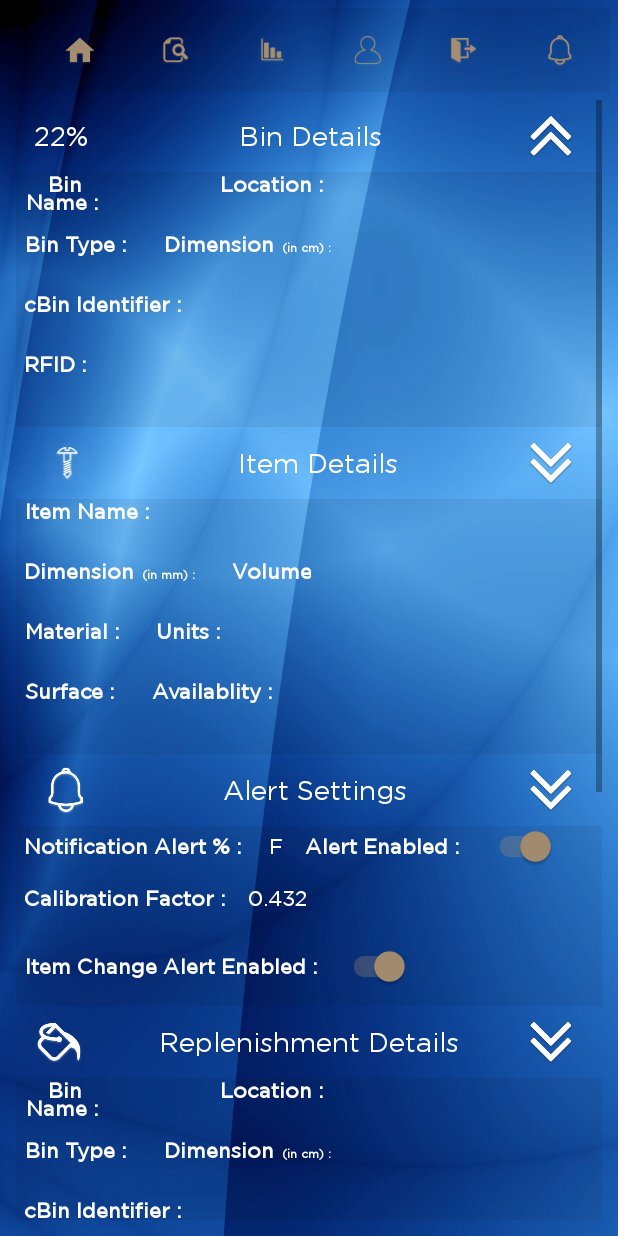
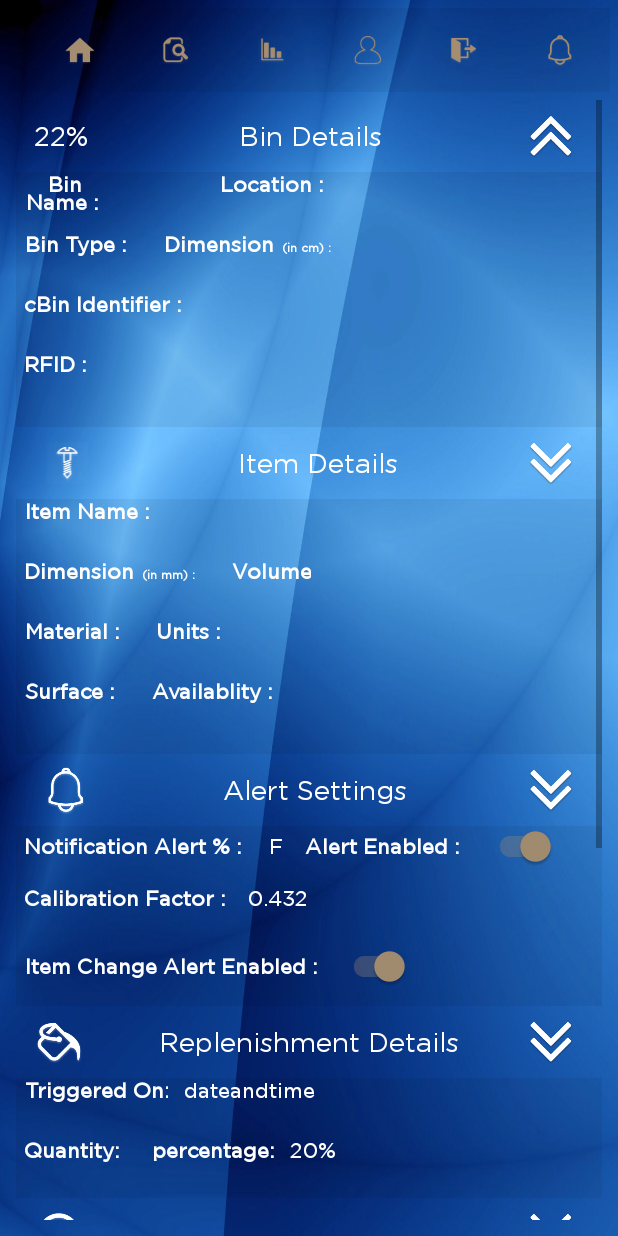
Before and after one commit to samasys-software/montecito, an Android app: the ItemBinDetails screen opened directly, with no data from a screen before it, on a phone screen of 412 x 824 dp. Run offline under Robolectric (Android 15) with nearby library versions, the phone set to English and light mode, and no system bars; libraries missing offline, so code that uses them is left out: com.github.aakira.expandablelayout; plain views replace ExpandableRelativeLayout; 2 statements that could not run were skipped.

Commit message:
SetText  for ReplenishmentTask and UseProfile

```diff
--- a/Android/app/src/main/java/com/montecito/samayu/dto/ItemBinDetailsDTO.java
+++ b/Android/app/src/main/java/com/montecito/samayu/dto/ItemBinDetailsDTO.java
@@ -17,6 +17,17 @@ public class ItemBinDetailsDTO {
     private String currDevice;
     private String lastReading;
     private List<ReplenishmentsDTO> replenishments;
+
+
+    public ReplenishmentTaskDTO getReplishmentTask() {
+        return replishmentTask;
+    }
+
+    public void setReplishmentTask(ReplenishmentTaskDTO replishmentTask) {
+        this.replishmentTask = replishmentTask;
+    }
+
+    private ReplenishmentTaskDTO replishmentTask;
     private boolean itemAlert, stockAlert, active;
     private List<DeviceHistoryDTO> deviceHistory;
 
--- a/Android/app/src/main/java/com/montecito/samayu/dto/UserProfileDTO.java
+++ b/Android/app/src/main/java/com/montecito/samayu/dto/UserProfileDTO.java
@@ -5,6 +5,12 @@ package com.montecito.samayu.dto;
  */
 
 public class UserProfileDTO {
+
+
+    private String _id;
+    private String role;
+   private String name;
+
     public String get_id() {
         return _id;
     }
@@ -12,13 +18,6 @@ public class UserProfileDTO {
     public void set_id(String _id) {
         this._id = _id;
     }
-
-    private String _id;
-    private String role;
-   private String name;
-
-
-
 
     public String getRole() {
         return role;
@@ -28,7 +27,6 @@ public class UserProfileDTO {
         this.role = role;
     }
 
-
     public String getName() {
         return name;
     }
@@ -37,18 +35,5 @@ public class UserProfileDTO {
         this.name = name;
     }
 
-    public String getLastName() {
-        return lastName;
-    }
-
-    public void setLastName(String lastName) {
-        this.lastName = lastName;
-    }
-
-    private String lastName;
-
-
-
-
 
 }
--- a/Android/app/src/main/java/com/montecito/samayu/service/MontecitoService.java
+++ b/Android/app/src/main/java/com/montecito/samayu/service/MontecitoService.java
@@ -55,7 +55,7 @@ public interface MontecitoService {
     @POST("api/itembins/{itemBinId}/stockalert")
     public Call<ItemBinDetailsDTO> StockAlert(@Path("itemBinId") String itemBinId,@Body boolean changeStatus,@Header("Authorization") String token);
 
-    @GET("http://localhost:3000/api/users/me")
+    @GET("api/users/me")
     public Call<UserProfileDTO> getUserProfile(@Header("Authorization") String token);
 
 
--- a/Android/app/src/main/java/com/montecito/samayu/ui/ItemBinDetails.java
+++ b/Android/app/src/main/java/com/montecito/samayu/ui/ItemBinDetails.java
@@ -67,6 +67,7 @@ public class ItemBinDetails extends MontecitoBaseActivity {
             public void onResponse(Call<ItemBinDetailsDTO> call, Response<ItemBinDetailsDTO> response) {
                 if(response.isSuccessful()){
                     binItems=response.body();
+
                 }
             }
 
@@ -247,6 +248,14 @@ public class ItemBinDetails extends MontecitoBaseActivity {
     public void replenishmentDetails(){
         ReplenishmentDetailsLayout = (ExpandableRelativeLayout) findViewById(R.id.ReplenishmentDetailsLayout);
         ReplenishmentDetailsLayout.toggle(); // toggle expand and collapse
+        TextView triggerOn=(TextView)findViewById(R.id.triggeredOn);
+        TextView quantity=(TextView)findViewById(R.id.quantity);
+        TextView replenishmentStatus=(TextView)findViewById(R.id.percentage);
+        if(binItems!=null) {
+            triggerOn.setText(String.valueOf(binItems.getReplishmentTask().getCreated()));
+            quantity.setText(binItems.getReplishmentTask().getTrigger());
+            replenishmentStatus.setText((binItems.getReplishmentTask().getTrigger() / binItems.getThresold().getMax()*100)+"%");
+        }
 
         if(ReplenishmentDetailsLayout.isExpanded())
         {
@@ -256,12 +265,12 @@ public class ItemBinDetails extends MontecitoBaseActivity {
         {
             replenishmentDetailsButton.setImageResource(R.drawable.uparrow);
         }
+
     }
 
     public void replenishmentHistoryDetails(){
         ReplenishmentHistoryLayout = (ExpandableRelativeLayout) findViewById(R.id.ReplenishmentHistoryLayout);
         ReplenishmentHistoryLayout.toggle(); // toggle expand and collapse
-
         if(ReplenishmentHistoryLayout.isExpanded())
         {
             replenishmentHistoryButton.setImageResource(R.drawable.downarrow);
--- a/Android/app/src/main/java/com/montecito/samayu/ui/UserProfile.java
+++ b/Android/app/src/main/java/com/montecito/samayu/ui/UserProfile.java
@@ -69,8 +69,7 @@ public class UserProfile extends MontecitoBaseActivity {
                     userProfile=response.body();
                     String userId=userProfile.get_id();
                     System.out.print(userId);
-
-
+                    setUserProfile();
                 }
             }
 
@@ -80,7 +79,7 @@ public class UserProfile extends MontecitoBaseActivity {
             }
         });
 
-        setUserProfile();
+
     }
     public void changePassword() {
         changePasswordLayout = (ExpandableRelativeLayout) findViewById(R.id.ChangePasswordDetailsLayout);
@@ -154,15 +153,14 @@ public class UserProfile extends MontecitoBaseActivity {
          ImageView userImage=(ImageView)findViewById(R.id.userImage);
          TextView name=(TextView)findViewById(R.id.userName);
          TextView firstName=(TextView)findViewById(R.id.userFirstName);
-         TextView lastName=(TextView)findViewById(R.id.userLastName);
-         TextView dob=(TextView)findViewById(R.id.userDateOfBirth);
+       //  TextView lastName=(TextView)findViewById(R.id.userLastName);
+       //TextView dob=(TextView)findViewById(R.id.userDateOfBirth);-->
          TextView designation=(TextView)findViewById(R.id.userDesignation);
-         //UserProfileDTO userProfile= SessionInfo.getInstance().getUserProfile();
          if(userProfile!=null) {
-             name.setText(userProfile.getName());
+            // name.setText(userProfile.getName());
              firstName.setText(userProfile.getName());
-             lastName.setText(userProfile.getName());
-             // dob.setText(userProfile.getDob());
+           //  lastName.setText(userProfile.getName());
+            // dob.setText("null");
 
              designation.setText(userProfile.getRole());
 
--- a/Android/app/src/main/res/layout/activity_item_bin_details.xml
+++ b/Android/app/src/main/res/layout/activity_item_bin_details.xml
@@ -200,7 +200,8 @@
 
             <include
                 android:id="@+id/bin"
-                layout="@layout/activity_bin_details"/>
+                layout="@layout/binitem_replenishment_history"/>
+
 
         </com.github.aakira.expandablelayout.ExpandableRelativeLayout>
 
@@ -248,7 +249,8 @@
 
             <include
                 android:id="@+id/item"
-                layout="@layout/activity_item_details"/>
+                layout="@layout/activity_bin_details"/>
+
 
         </com.github.aakira.expandablelayout.ExpandableRelativeLayout>
 
--- a/Android/app/src/main/res/layout/activity_user_profile.xml
+++ b/Android/app/src/main/res/layout/activity_user_profile.xml
@@ -33,6 +33,7 @@
             android:gravity="center_horizontal"
             android:layout_marginTop="10dp"
             android:textColor="@color/name"
+            android:visibility="gone"
             android:layout_below="@+id/userImage"
             android:text="Ramji Rengarajan"/>
 
@@ -60,7 +61,7 @@
             android:layout_width="match_parent"
             android:layout_height="wrap_content"
             android:id="@+id/firstNameHint"
-            android:text="First Name"
+            android:text="Name"
             android:layout_marginTop="10dp"
             android:textColor="@color/name"
            />
@@ -72,6 +73,7 @@
             android:text="Last Name"
             android:textColor="@color/name"
             android:layout_marginTop="10dp"
+            android:visibility="gone"
             android:layout_below="@+id/firstNameHint"/>
         <TextView
             android:id="@+id/dopHint"
@@ -79,6 +81,7 @@
             android:layout_height="wrap_content"
             android:text="Date Of Birth"
             android:textColor="@color/name"
+            android:visibility="gone"
             android:layout_marginTop="10dp"
             android:layout_below="@+id/lastNameHint"/>
         <TextView
@@ -108,12 +111,14 @@
                 android:layout_height="wrap_content"
                 android:text=":"
                 android:textColor="@color/name"
+                android:visibility="gone"
                 android:layout_marginTop="10dp"
                 />
             <TextView
                 android:layout_width="match_parent"
                 android:layout_height="wrap_content"
                 android:text=":"
+                android:visibility="gone"
                 android:textColor="@color/name"
                 android:layout_marginTop="10dp"
                 />
@@ -144,6 +149,7 @@
                 android:layout_height="wrap_content"
                 android:text="Rengarajan"
                 android:layout_weight="5"
+                android:visibility="gone"
                 android:layout_marginTop="10dp"
                 android:textColor="@color/name"
                 android:id="@+id/userLastName"/>
@@ -152,6 +158,7 @@
                 android:layout_height="wrap_content"
                 android:text="01-JAN-1989"
                 android:layout_weight="5"
+                android:visibility="gone"
                 android:textColor="@color/name"
                 android:layout_marginTop="10dp"
                 android:id="@+id/userDateOfBirth"/>
--- /dev/null
+++ b/Android/app/src/main/res/layout/binitem_replenishment_history.xml
@@ -0,0 +1,82 @@
+<?xml version="1.0" encoding="utf-8"?>
+<android.support.constraint.ConstraintLayout
+    xmlns:android="http://schemas.android.com/apk/res/android" android:layout_width="match_parent"
+    android:layout_height="match_parent">
+<RelativeLayout
+    android:layout_width="match_parent"
+    android:layout_height="80sp"
+    android:background="#10000000">
+   <LinearLayout
+       android:layout_width="match_parent"
+       android:layout_height="40sp"
+       android:orientation="horizontal"
+       android:id="@+id/triggeredOnLayout">
+       <TextView
+           android:layout_height="wrap_content"
+           android:layout_width="wrap_content"
+           android:text="Triggered On:"
+           android:textStyle="bold"
+           android:textColor="@color/name"
+           android:layout_marginLeft="5dp"
+           android:layout_marginRight="5dp"
+           android:gravity="center"/>
+       <TextView
+           android:id="@+id/triggeredOn"
+           android:layout_width="wrap_content"
+           android:layout_height="wrap_content"
+           android:layout_marginLeft="5dp"
+           android:layout_marginRight="5dp"
+           android:text="dateandtime"
+           android:textColor="@color/name"
+           android:gravity="center"/>
+
+
+   </LinearLayout>
+    <LinearLayout
+        android:id="@+id/qtyLayout"
+        android:layout_width="wrap_content"
+        android:layout_height="40sp"
+        android:orientation="horizontal"
+        android:layout_below="@+id/triggeredOnLayout">
+        <TextView
+            android:text="Quantity:"
+            android:layout_width="wrap_content"
+            android:layout_height="wrap_content"
+            android:layout_marginRight="5dp"
+            android:layout_marginLeft="5dp"
+            android:textStyle="bold"
+            android:gravity="center"
+            android:textColor="@color/name"
+            />
+        <TextView
+            android:id="@+id/quantity"
+            android:layout_width="wrap_content"
+            android:layout_height="wrap_content"
+            android:layout_marginLeft="5dp"
+            android:layout_marginRight="5dp"
+            android:gravity="center"
+            android:textColor="@color/name"/>
+        <TextView
+            android:text="percentage:"
+            android:layout_width="wrap_content"
+            android:layout_height="wrap_content"
+            android:textStyle="bold"
+            android:layout_marginRight="5dp"
+            android:layout_marginLeft="5dp"
+            android:gravity="right"
+            android:textColor="@color/name"
+            />
+        <TextView
+            android:layout_width="wrap_content"
+            android:layout_height="wrap_content"
+            android:id="@+id/percentage"
+            android:layout_marginLeft="5dp"
+            android:layout_marginRight="5dp"
+            android:text="20%"
+            android:gravity="right"
+            android:textColor="@color/name"/>
+    </LinearLayout>
+
+</RelativeLayout>
+
+</android.support.constraint.ConstraintLayout>
```
